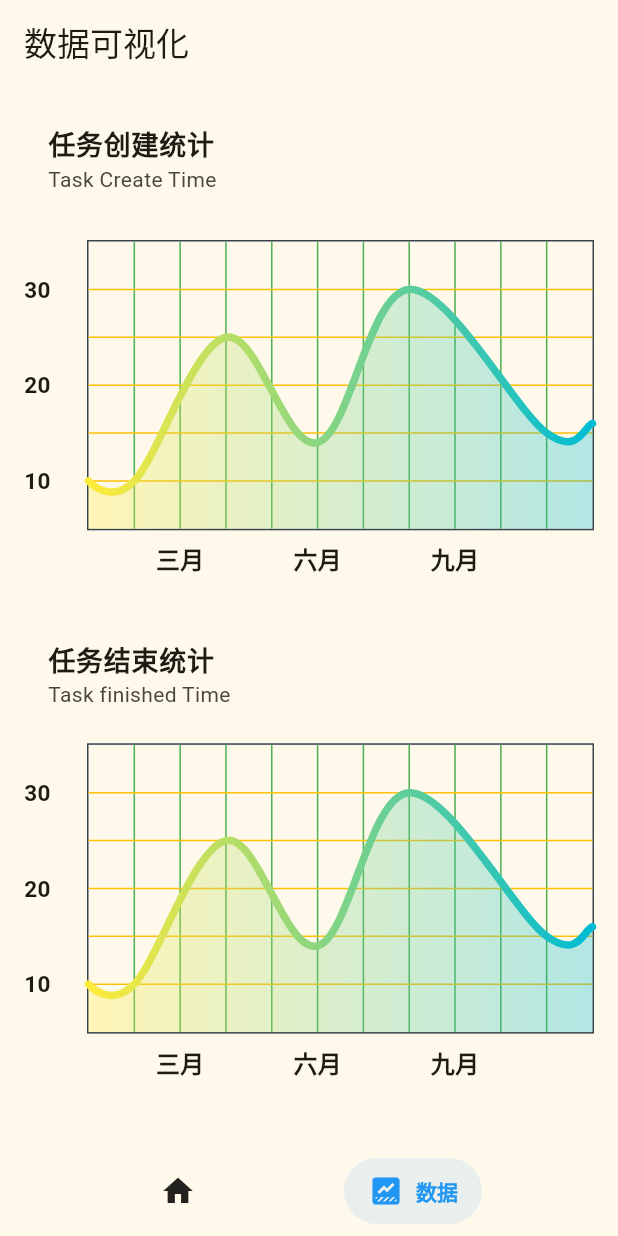
After one commit to dodjhsbsn/todolist, a Flutter app: the screen it shows after launch, item 2 of the bottom bar chosen, on a phone screen of 412 x 824 dp. The commit adds this screen. Run offline on Flutter 3.47's test engine with Material 2 defaults, Android fonts, the light colour scheme and no system bars; drawn by our look-alikes of fl_chart, salomon_bottom_bar; our stand-ins replace fluttertoast, get, reorderables, sqflite; accounts and stored records are empty.

Commit message:
增加数据可视化界面

```diff
--- a/lib/main.dart
+++ b/lib/main.dart
@@ -1,7 +1,6 @@
 import 'package:flutter/material.dart';
 import 'package:get/get.dart';
-import 'home.dart';
-
+import 'routers/routers.dart';
 
 void main() {
   WidgetsFlutterBinding.ensureInitialized();
@@ -10,7 +9,6 @@ void main() {
 
 class MyApp extends StatelessWidget {
   const MyApp({super.key});
-
   // This widget is the root of your application.
   @override
   Widget build(BuildContext context) {
@@ -22,7 +20,8 @@ class MyApp extends StatelessWidget {
         visualDensity: VisualDensity.adaptivePlatformDensity,
         useMaterial3: true,
       ),
-      home: const HomePage(title: '行动清单'),
+      getPages: Routers.pages,
+      initialRoute: '/',
     );
   }
 }
--- /dev/null
+++ b/lib/pages/dashboard/dashboard.dart
@@ -0,0 +1,65 @@
+// 主控制程序
+import 'package:flutter/material.dart';
+import 'package:flutter/services.dart';
+import 'package:salomon_bottom_bar/salomon_bottom_bar.dart';
+import 'package:get/get.dart';
+import '../../model/dialog.dart';
+import 'package:todolist/pages/tasks/tasks_page.dart';
+import '../data_visualization/data_visualization_page.dart';
+
+
+class DashboardPage extends StatelessWidget {
+  DashboardPage({super.key});
+  // bottomNavigationBar 索引
+  final RxInt currentIndex = 0.obs;
+  // bottomNavigationBar 选项
+  final List<SalomonBottomBarItem> bottomBarItems = [
+    SalomonBottomBarItem(
+      icon: const Icon(Icons.home),
+      title: const Text('清单'),
+      selectedColor: Colors.yellow[800],
+    ),
+    SalomonBottomBarItem(
+      icon: const Icon(Icons.data_thresholding),
+      title: const Text('数据'),
+      selectedColor: Colors.blue,
+    ),
+  ];
+  // bottomNavigationBar 页面
+  final List<Widget> bottomBarPages = [
+    TasksPage(title: '行动清单'),
+    const DataVisualizationPage(title: '数据可视化'),
+  ];
+  @override
+  Widget build(BuildContext context) {
+    DateTime? lastPopTime;
+      return Obx(() {
+        return WillPopScope(
+            child: Scaffold(
+                body: bottomBarPages[currentIndex.value],
+                bottomNavigationBar: SalomonBottomBar(
+                  currentIndex: currentIndex.value,
+                  onTap: (index) {
+                    currentIndex.value = index;
+                  },
+                  items: bottomBarItems,
+                )
+            ),
+            onWillPop: () async {
+              // 点击返回键的操作
+              if (lastPopTime == null ||
+                  DateTime.now().difference(lastPopTime!) >
+                      const Duration(seconds: 2)) {
+                lastPopTime = DateTime.now();
+                // 弹出提示
+                DialogPop.toast('再按一次退出');
+              } else {
+                lastPopTime = DateTime.now();
+                // 退出app
+                await SystemChannels.platform.invokeMethod('SystemNavigator.pop');
+              }
+              throw 1;
+            });
+      });
+    }
+}
--- /dev/null
+++ b/lib/pages/data_visualization/data_visualization_controller.dart
@@ -0,0 +1,168 @@
+import 'package:flutter/material.dart';
+import 'package:fl_chart/fl_chart.dart';
+import 'package:get/get.dart';
+import '../tasks/tasks_controller.dart';
+
+
+class DataVisualizationController extends GetxController{
+  final tasksController = Get.put(TasksController());
+  List<Color> gradientColors = [
+    Colors.yellow,
+    Colors.cyan,
+  ];
+
+  getDataSpots(){
+    List<FlSpot> spots = [];
+    for(int i = 0; i < tasksController.journals.length; i++){
+      // parse the createTime to DateTime
+      DateTime createTime = DateTime.parse(tasksController.journals[i]['createTime']);
+      // get the month-day-minute
+      var month = createTime.month;
+      var day = createTime.day;
+      var minute = createTime.minute;
+      // get the sum of the month-day-minute
+      var sum = month+day+minute;
+      // add the spot to the list
+      spots.add(FlSpot(sum.toDouble(), i.toDouble()));
+    }
+    return spots;
+  }
+  Widget buildLineChart(){
+    return LineChart(
+      mainData()
+    );
+  }
+  LineChartData mainData(){
+    return LineChartData(
+      gridData: FlGridData(
+        show: true,
+        drawVerticalLine: true,
+        horizontalInterval: 1,
+        verticalInterval: 1,
+        getDrawingHorizontalLine: (value) {
+          return FlLine(
+            color: Colors.amber,
+            strokeWidth: 1,
+          );
+        },
+        getDrawingVerticalLine: (value) {
+          return FlLine(
+            color: Colors.green,
+            strokeWidth: 1,
+          );
+        },
+      ),
+      titlesData: FlTitlesData(
+        show: true,
+        rightTitles: AxisTitles(
+          sideTitles: SideTitles(showTitles: false),
+        ),
+        topTitles: AxisTitles(
+          sideTitles: SideTitles(showTitles: false),
+        ),
+        bottomTitles: AxisTitles(
+          sideTitles: SideTitles(
+            showTitles: true,
+            reservedSize: 30,
+            interval: 1,
+            getTitlesWidget: bottomTitleWidgets,
+          ),
+        ),
+        leftTitles: AxisTitles(
+          sideTitles: SideTitles(
+            showTitles: true,
+            interval: 1,
+            getTitlesWidget: leftTitleWidgets,
+            reservedSize: 42,
+          ),
+        ),
+      ),
+      borderData: FlBorderData(
+        show: true,
+        border: Border.all(color: const Color(0xff37434d)),
+      ),
+      minX: 0,
+      maxX: 11,
+      minY: 0,
+      maxY: 6,
+      lineBarsData: [
+        LineChartBarData(
+          spots: const [
+            FlSpot(0, 1),
+            FlSpot(1, 1),
+            FlSpot(3, 4),
+            FlSpot(5, 1.8),
+            FlSpot(7, 5),
+            FlSpot(10, 2),
+            FlSpot(11, 2.2),
+          ],
+          isCurved: true,
+          gradient: LinearGradient(
+            colors: gradientColors,
+          ),
+          barWidth: 5,
+          isStrokeCapRound: true,
+          dotData: FlDotData(
+            show: false,
+          ),
+          belowBarData: BarAreaData(
+            show: true,
+            gradient: LinearGradient(
+              colors: gradientColors
+                  .map((color) => color.withOpacity(0.3))
+                  .toList(),
+            ),
+          ),
+        ),
+      ],
+    );
+  }
+  Widget bottomTitleWidgets(double value, TitleMeta meta) {
+    const style = TextStyle(
+      fontWeight: FontWeight.bold,
+      fontSize: 16,
+    );
+    Widget text;
+    switch (value.toInt()) {
+      case 2:
+        text = const Text('三月', style: style);
+        break;
+      case 5:
+        text = const Text('六月', style: style);
+        break;
+      case 8:
+        text = const Text('九月', style: style);
+        break;
+      default:
+        text = const Text('', style: style);
+        break;
+    }
+
+    return SideTitleWidget(
+      axisSide: meta.axisSide,
+      child: text,
+    );
+  }
+  Widget leftTitleWidgets(double value, TitleMeta meta) {
+    const style = TextStyle(
+      fontWeight: FontWeight.bold,
+      fontSize: 15,
+    );
+    String text;
+    switch (value.toInt()) {
+      case 1:
+        text = '10';
+        break;
+      case 3:
+        text = '20';
+        break;
+      case 5:
+        text = '30';
+        break;
+      default:
+        return Container();
+    }
+
+    return Text(text, style: style, textAlign: TextAlign.left);
+  }
+}
--- /dev/null
+++ b/lib/pages/data_visualization/data_visualization_page.dart
@@ -0,0 +1,45 @@
+// 数据可视化页面
+import 'package:flutter/material.dart';
+import 'package:get/get.dart';
+import 'package:fl_chart/fl_chart.dart';
+import 'data_visualization_controller.dart';
+
+class DataVisualizationPage extends StatelessWidget {
+  final String title;
+
+  const DataVisualizationPage({Key? key, required this.title}) : super(key: key);
+
+  @override
+  Widget build(BuildContext context) {
+
+    final dataVisualizationController = Get.put(DataVisualizationController());
+
+    return Scaffold(
+      appBar: AppBar(
+        title: Text(title),
+      ),
+      body: Padding(
+        padding: const EdgeInsets.all(16.0),
+        child: Column(
+          crossAxisAlignment: CrossAxisAlignment.start,
+          children: [
+            const ListTile(
+              title: Text('任务创建统计',style: TextStyle(fontSize: 18, fontWeight: FontWeight.bold),),
+              subtitle: Text('Task Create Time'),
+            ),
+            const SizedBox(height: 16),
+            AspectRatio(aspectRatio: 1.7, child: dataVisualizationController.buildLineChart()),
+            const SizedBox(height: 16),
+            const SizedBox(height: 16),
+            const ListTile(
+              title: Text('任务结束统计',style: TextStyle(fontSize: 18, fontWeight: FontWeight.bold),),
+              subtitle: Text('Task finished Time'),
+            ),
+            const SizedBox(height: 8),
+            AspectRatio(aspectRatio: 1.7, child: dataVisualizationController.buildLineChart()),
+          ],
+        ),
+      ),
+    );
+  }
+}
--- /dev/null
+++ b/lib/routers/routers.dart
@@ -0,0 +1,22 @@
+// 路由管理
+import 'package:get/get.dart';
+import '/pages/data_visualization/data_visualization_page.dart';
+import '../pages/dashboard/dashboard.dart';
+import '/pages/tasks/tasks_page.dart';
+
+class Routers {
+  static final List<GetPage> pages = [
+    GetPage(
+      name: '/',
+      page: () => DashboardPage(),
+    ),
+    GetPage(
+      name: '/tasks',
+      page: () => TasksPage(title: '行动清单'),
+    ),
+    GetPage(
+      name: '/data_visualization',
+      page: () => const DataVisualizationPage(title: '数据'),
+    ),
+  ];
+}
--- a/pubspec.yaml
+++ b/pubspec.yaml
@@ -16,7 +16,7 @@ publish_to: 'none' # Remove this line if you wish to publish to pub.dev
 # https://developer.apple.com/library/archive/documentation/General/Reference/InfoPlistKeyReference/Articles/CoreFoundationKeys.html
 # In Windows, build-name is used as the major, minor, and patch parts
 # of the product and file versions while build-number is used as the build suffix.
-version: 1.0.0+3
+version: 1.1.0+0
 
 environment:
   sdk: '>=3.0.0-417.0.dev <4.0.0'
@@ -41,6 +41,9 @@ dependencies:
   sqflite: ^2.2.8+4
   reorderables: ^0.6.0
   intl: ^0.18.1
+  salomon_bottom_bar: ^3.3.2
+  fluttertoast: ^8.2.2
+  fl_chart: ^0.62.0
 
 dev_dependencies:
   flutter_test:
```
Also changed, not shown: lib/database/sql_helper.dart (+12 -4 lines), lib/model/dialog.dart (added, +22 -0 lines), lib/pages/dashboard/dashboard_controller.dart (added, +10 -0 lines), lib/pages/tasks/tasks_controller.dart (renamed from lib/home.dart, +50 -67 lines), lib/pages/tasks/tasks_page.dart (added, +30 -0 lines), lib/text_controller.dart (added), pubspec.lock.
